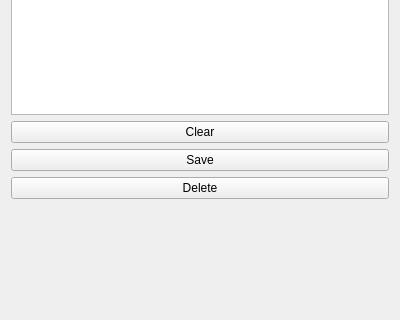
First picture: the form in SystemMessageWidget.ui, repository asianirish/AI-Ronaut, before the edit; both pictures show x 0 to 400 and y 139 to 459 of the 400 by 544 pixel window.
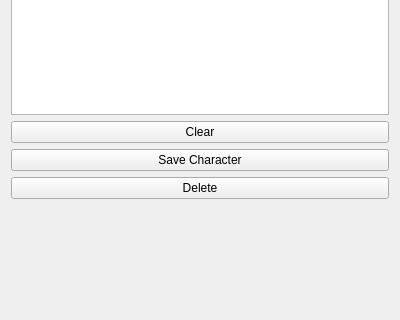
Second picture: the form after the edit.

Commit message: rename buttons

```diff
--- a/SystemMessageWidget.ui
+++ b/SystemMessageWidget.ui
@@ -30,7 +30,7 @@
    <item row="4" column="0">
     <widget class="QPushButton" name="saveCharacterButton">
      <property name="text">
-      <string>Save</string>
+      <string>Save Character</string>
      </property>
     </widget>
    </item>
```
The commit also changes 1 other file.
